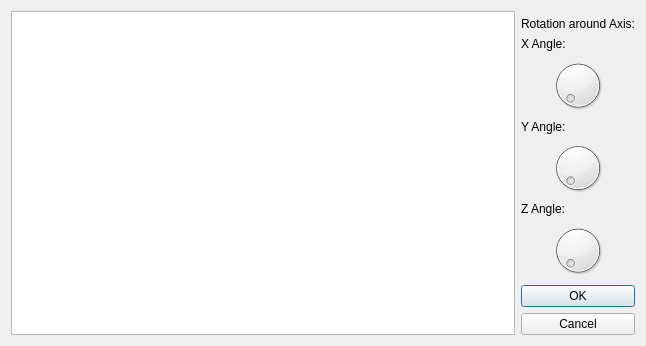
The window that rotateo.ui (lukasz-madon/geomdef) describes before a commit, drawn with Qt 5.
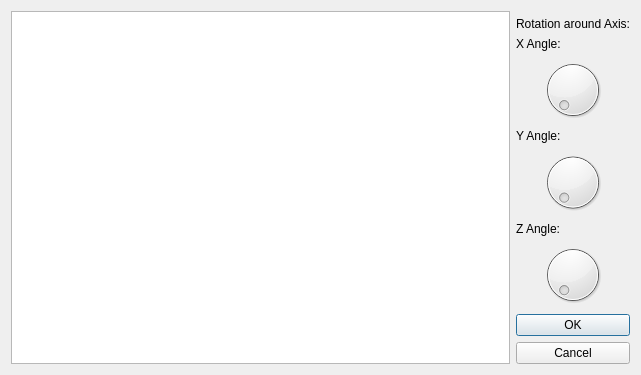
The same window after the commit.

What changed in the file:
```diff
--- a/rotateo.ui
+++ b/rotateo.ui
@@ -6,10 +6,22 @@
    <rect>
     <x>0</x>
     <y>0</y>
-    <width>646</width>
-    <height>346</height>
+    <width>641</width>
+    <height>375</height>
    </rect>
   </property>
+  <property name="minimumSize">
+   <size>
+    <width>641</width>
+    <height>375</height>
+   </size>
+  </property>
+  <property name="maximumSize">
+   <size>
+    <width>641</width>
+    <height>375</height>
+   </size>
+  </property>
   <property name="windowTitle">
    <string>Rotate</string>
   </property>
```
